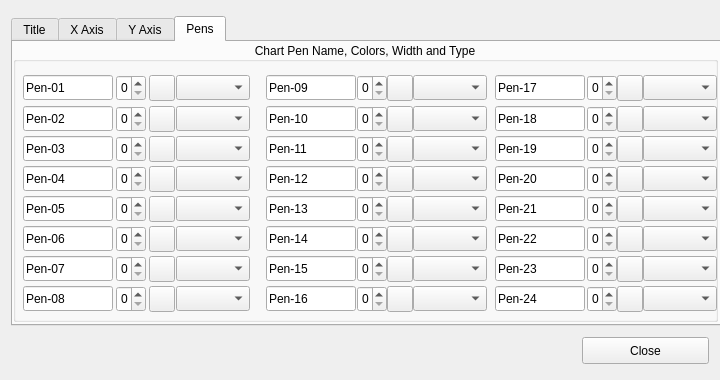
mikeinsantarosa/ChartTest, file ChartTest/chartproperties.ui: the form before one commit.
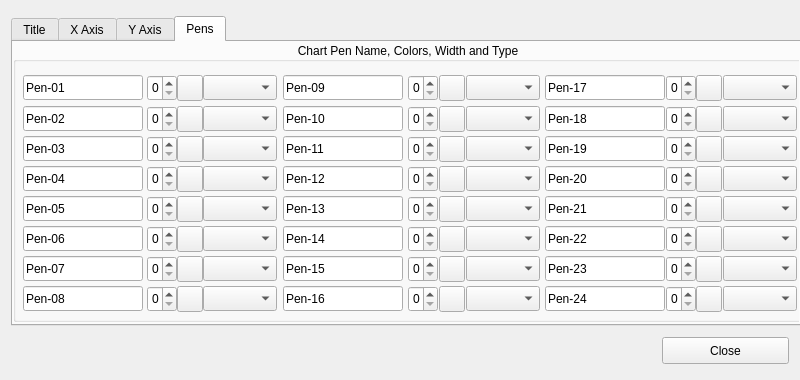
The form after the commit. The open tabs and pages were chosen to show the change. Icons and pictures are not drawn.

Commit message: resized chartproperty controls

```diff
--- a/ChartTest/chartproperties.ui
+++ b/ChartTest/chartproperties.ui
@@ -6,7 +6,7 @@
    <rect>
     <x>0</x>
     <y>0</y>
-    <width>720</width>
+    <width>800</width>
     <height>380</height>
    </rect>
   </property>
@@ -18,13 +18,13 @@
   </property>
   <property name="minimumSize">
    <size>
-    <width>720</width>
+    <width>800</width>
     <height>380</height>
    </size>
   </property>
   <property name="maximumSize">
    <size>
-    <width>720</width>
+    <width>800</width>
     <height>380</height>
    </size>
   </property>
@@ -38,18 +38,18 @@
   <property name="styleSheet">
    <string notr="true"/>
   </property>
-  <layout class="QGridLayout" name="gridLayout_3">
+  <layout class="QGridLayout" name="gridLayout_7">
    <item row="0" column="0" colspan="2">
     <widget class="QTabWidget" name="tabWidgetChartProp">
      <property name="minimumSize">
       <size>
-       <width>710</width>
+       <width>790</width>
        <height>310</height>
       </size>
      </property>
      <property name="maximumSize">
       <size>
-       <width>710</width>
+       <width>790</width>
        <height>310</height>
       </size>
      </property>
@@ -205,7 +205,7 @@
       <attribute name="title">
        <string>X Axis</string>
       </attribute>
-      <layout class="QGridLayout" name="gridLayout_7">
+      <layout class="QGridLayout" name="gridLayout_3">
        <item row="0" column="0">
         <widget class="QGroupBox" name="groupXAxisItems">
          <property name="sizePolicy">
@@ -2191,7 +2191,7 @@
         <rect>
          <x>0</x>
          <y>0</y>
-         <width>705</width>
+         <width>790</width>
          <height>280</height>
         </rect>
        </property>
@@ -2203,13 +2203,13 @@
        </property>
        <property name="minimumSize">
         <size>
-         <width>705</width>
+         <width>790</width>
          <height>280</height>
         </size>
        </property>
        <property name="maximumSize">
         <size>
-         <width>705</width>
+         <width>790</width>
          <height>280</height>
         </size>
        </property>
@@ -2224,7 +2224,7 @@
          <rect>
           <x>10</x>
           <y>33</y>
-          <width>90</width>
+          <width>120</width>
           <height>25</height>
          </rect>
         </property>
@@ -2236,13 +2236,13 @@
         </property>
         <property name="minimumSize">
          <size>
-          <width>90</width>
+          <width>120</width>
           <height>25</height>
          </size>
         </property>
         <property name="maximumSize">
          <size>
-          <width>90</width>
+          <width>120</width>
           <height>25</height>
          </size>
         </property>
@@ -2255,7 +2255,7 @@
          <rect>
           <x>10</x>
           <y>64</y>
-          <width>90</width>
+          <width>120</width>
           <height>25</height>
          </rect>
         </property>
@@ -2267,13 +2267,13 @@
         </property>
         <property name="minimumSize">
          <size>
-          <width>90</width>
+          <width>120</width>
           <height>25</height>
          </size>
         </property>
         <property name="maximumSize">
          <size>
-          <width>90</width>
+          <width>120</width>
           <height>25</height>
          </size>
         </property>
@@ -2286,7 +2286,7 @@
          <rect>
           <x>10</x>
           <y>94</y>
-          <width>90</width>
+          <width>120</width>
           <height>25</height>
          </rect>
         </property>
@@ -2298,13 +2298,13 @@
         </property>
         <property name="minimumSize">
          <size>
-          <width>90</width>
+          <width>120</width>
           <height>25</height>
          </size>
         </property>
         <property name="maximumSize">
          <size>
-          <width>90</width>
+          <width>120</width>
           <height>25</height>
          </size>
         </property>
@@ -2317,7 +2317,7 @@
          <rect>
           <x>10</x>
           <y>124</y>
-          <width>90</width>
+          <width>120</width>
           <height>25</height>
          </rect>
         </property>
@@ -2329,13 +2329,13 @@
         </property>
         <property name="minimumSize">
          <size>
-          <width>90</width>
+          <width>120</width>
           <height>25</height>
          </size>
         </property>
         <property name="maximumSize">
          <size>
-          <width>90</width>
+          <width>120</width>
           <height>25</height>
          </size>
         </property>
@@ -2348,7 +2348,7 @@
          <rect>
           <x>10</x>
           <y>154</y>
-          <width>90</width>
+          <width>120</width>
           <height>25</height>
          </rect>
         </property>
@@ -2360,13 +2360,13 @@
         </property>
         <property name="minimumSize">
          <size>
-          <width>90</width>
+          <width>120</width>
           <height>25</height>
          </size>
         </property>
         <property name="maximumSize">
          <size>
-          <width>90</width>
+          <width>120</width>
           <height>25</height>
          </size>
         </property>
@@ -2379,7 +2379,7 @@
          <rect>
           <x>10</x>
           <y>184</y>
-          <width>90</width>
+          <width>120</width>
           <height>25</height>
          </rect>
         </property>
@@ -2391,13 +2391,13 @@
         </property>
         <property name="minimumSize">
          <size>
-          <width>90</width>
+          <width>120</width>
           <height>25</height>
          </size>
         </property>
         <property name="maximumSize">
          <size>
-          <width>90</width>
+          <width>120</width>
           <height>25</height>
          </size>
         </property>
@@ -2410,7 +2410,7 @@
          <rect>
           <x>10</x>
           <y>214</y>
-          <width>90</width>
+          <width>120</width>
           <height>25</height>
          </rect>
         </property>
@@ -2422,13 +2422,13 @@
         </property>
         <property name="minimumSize">
          <size>
-          <width>90</width>
+          <width>120</width>
           <height>25</height>
          </size>
         </property>
         <property name="maximumSize">
          <size>
-          <width>90</width>
+          <width>120</width>
           <height>25</height>
          </size>
         </property>
@@ -2441,7 +2441,7 @@
          <rect>
           <x>10</x>
           <y>244</y>
-          <width>90</width>
+          <width>120</width>
           <height>25</height>
          </rect>
         </property>
@@ -2453,13 +2453,13 @@
         </property>
         <property name="minimumSize">
          <size>
-          <width>90</width>
+          <width>120</width>
           <height>25</height>
          </size>
         </property>
         <property name="maximumSize">
          <size>
-          <width>90</width>
+          <width>120</width>
           <height>25</height>
          </size>
         </property>
@@ -2470,7 +2470,7 @@
        <widget class="QSpinBox" name="spinBox14">
         <property name="geometry">
          <rect>
-          <x>344</x>
+          <x>395</x>
           <y>184</y>
           <width>30</width>
           <height>26</height>
@@ -2498,7 +2498,7 @@
        <widget class="QPushButton" name="pBttonPen11">
         <property name="geometry">
          <rect>
-          <x>374</x>
+          <x>426</x>
           <y>94</y>
           <width>26</width>
           <height>26</height>
@@ -2539,9 +2539,9 @@
        <widget class="QLineEdit" name="linePen09">
         <property name="geometry">
          <rect>
-          <x>253</x>
+          <x>270</x>
           <y>33</y>
-          <width>90</width>
+          <width>120</width>
           <height>25</height>
          </rect>
         </property>
@@ -2553,13 +2553,13 @@
         </property>
         <property name="minimumSize">
          <size>
-          <width>90</width>
+          <width>120</width>
           <height>25</height>
          </size>
         </property>
         <property name="maximumSize">
          <size>
-          <width>90</width>
+          <width>120</width>
           <height>25</height>
          </size>
         </property>
@@ -2570,9 +2570,9 @@
        <widget class="QLineEdit" name="linePen12">
         <property name="geometry">
          <rect>
-          <x>253</x>
+          <x>270</x>
           <y>124</y>
-          <width>90</width>
+          <width>120</width>
           <height>25</height>
          </rect>
         </property>
@@ -2584,13 +2584,13 @@
         </property>
         <property name="minimumSize">
          <size>
-          <width>90</width>
+          <width>120</width>
           <height>25</height>
          </size>
         </property>
         <property name="maximumSize">
          <size>
-          <width>90</width>
+          <width>120</width>
           <height>25</height>
          </size>
         </property>
@@ -2601,7 +2601,7 @@
        <widget class="QPushButton" name="pBttonPen09">
         <property name="geometry">
          <rect>
-          <x>374</x>
+          <x>426</x>
           <y>33</y>
           <width>26</width>
           <height>26</height>
@@ -2642,7 +2642,7 @@
        <widget class="QSpinBox" name="spinBox12">
         <property name="geometry">
          <rect>
-          <x>344</x>
+          <x>395</x>
           <y>124</y>
           <width>30</width>
           <height>26</height>
@@ -2670,7 +2670,7 @@
        <widget class="QPushButton" name="pBttonPen12">
         <property name="geometry">
          <rect>
-          <x>374</x>
+          <x>426</x>
           <y>124</y>
           <width>26</width>
           <height>26</height>
@@ -2711,7 +2711,7 @@
        <widget class="QPushButton" name="pBttonPen10">
         <property name="geometry">
          <rect>
-          <x>374</x>
+          <x>426</x>
           <y>64</y>
           <width>26</width>
           <height>26</height>
@@ -2752,7 +2752,7 @@
        <widget class="QPushButton" name="pBttonPen13">
         <property name="geometry">
          <rect>
-          <x>374</x>
+          <x>426</x>
           <y>154</y>
           <width>26</width>
           <height>26</height>
@@ -2793,9 +2793,9 @@
        <widget class="QLineEdit" name="linePen13">
         <property name="geometry">
          <rect>
-          <x>253</x>
+          <x>270</x>
           <y>154</y>
-          <width>90</width>
+          <width>120</width>
           <height>25</height>
          </rect>
         </property>
@@ -2807,13 +2807,13 @@
         </property>
         <property name="minimumSize">
          <size>
-          <width>90</width>
+          <width>120</width>
           <height>25</height>
          </size>
         </property>
         <property name="maximumSize">
          <size>
-          <width>90</width>
+          <width>120</width>
           <height>25</height>
          </size>
         </property>
@@ -2824,9 +2824,9 @@
        <widget class="QLineEdit" name="linePen11">
         <property name="geometry">
          <rect>
-          <x>253</x>
+          <x>270</x>
           <y>94</y>
-          <width>90</width>
+          <width>120</width>
           <height>25</height>
          </rect>
         </property>
@@ -2838,13 +2838,13 @@
         </property>
         <property name="minimumSize">
          <size>
-          <width>90</width>
+          <width>120</width>
           <height>25</height>
          </size>
         </property>
         <property name="maximumSize">
          <size>
-          <width>90</width>
+          <width>120</width>
           <height>25</height>
          </size>
         </property>
@@ -2855,7 +2855,7 @@
        <widget class="QSpinBox" name="spinBox09">
         <property name="geometry">
          <rect>
-          <x>344</x>
+          <x>395</x>
           <y>33</y>
           <width>30</width>
           <height>26</height>
@@ -2883,7 +2883,7 @@
        <widget class="QPushButton" name="pBttonPen14">
         <property name="geometry">
          <rect>
-          <x>374</x>
+          <x>426</x>
           <y>184</y>
           <width>26</width>
           <height>26</height>
@@ -2924,7 +2924,7 @@
        <widget class="QSpinBox" name="spinBox13">
         <property name="geometry">
          <rect>
-          <x>344</x>
+          <x>395</x>
           <y>154</y>
           <width>30</width>
           <height>26</height>
@@ -2952,9 +2952,9 @@
        <widget class="QLineEdit" name="linePen15">
         <property name="geometry">
          <rect>
-          <x>253</x>
+          <x>270</x>
           <y>214</y>
-          <width>90</width>
+          <width>120</width>
           <height>25</height>
          </rect>
         </property>
@@ -2966,13 +2966,13 @@
         </property>
         <property name="minimumSize">
          <size>
-          <width>90</width>
+          <width>120</width>
           <height>25</height>
          </size>
         </property>
         <property name="maximumSize">
          <size>
-          <width>90</width>
+          <width>120</width>
           <height>25</height>
          </size>
         </property>
@@ -2983,7 +2983,7 @@
        <widget class="QSpinBox" name="spinBox15">
         <property name="geometry">
          <rect>
-          <x>344</x>
+          <x>395</x>
           <y>214</y>
           <width>30</width>
           <height>26</height>
@@ -3011,9 +3011,9 @@
        <widget class="QLineEdit" name="linePen16">
         <property name="geometry">
          <rect>
-          <x>253</x>
+          <x>270</x>
           <y>244</y>
-          <width>90</width>
+          <width>120</width>
           <height>25</height>
          </rect>
         </property>
@@ -3025,13 +3025,13 @@
         </property>
         <property name="minimumSize">
          <size>
-          <width>90</width>
+          <width>120</width>
           <height>25</height>
          </size>
         </property>
         <property name="maximumSize">
          <size>
-          <width>90</width>
+          <width>120</width>
           <height>25</height>
          </size>
         </property>
@@ -3042,7 +3042,7 @@
        <widget class="QPushButton" name="pBttonPen15">
         <property name="geometry">
          <rect>
-          <x>374</x>
+          <x>426</x>
           <y>214</y>
           <width>26</width>
           <height>26</height>
@@ -3083,7 +3083,7 @@
        <widget class="QPushButton" name="pBttonPen16">
         <property name="geometry">
          <rect>
-          <x>374</x>
+          <x>426</x>
           <y>244</y>
           <width>26</width>
           <height>26</height>
@@ -3124,7 +3124,7 @@
        <widget class="QSpinBox" name="spinBox10">
         <property name="geometry">
          <rect>
-          <x>344</x>
+          <x>395</x>
           <y>64</y>
           <width>30</width>
           <height>26</height>
@@ -3152,9 +3152,9 @@
        <widget class="QLineEdit" name="linePen14">
         <property name="geometry">
          <rect>
-          <x>253</x>
+          <x>270</x>
           <y>184</y>
-          <width>90</width>
+          <width>120</width>
           <height>25</height>
          </rect>
         </property>
@@ -3166,13 +3166,13 @@
         </property>
         <property name="minimumSize">
          <size>
-          <width>90</width>
+          <width>120</width>
           <height>25</height>
          </size>
         </property>
         <property name="maximumSize">
          <size>
-          <width>90</width>
+          <width>120</width>
           <height>25</height>
          </size>
         </property>
@@ -3183,9 +3183,9 @@
        <widget class="QLineEdit" name="linePen10">
         <property name="geometry">
          <rect>
-          <x>253</x>
+          <x>270</x>
           <y>64</y>
-          <width>90</width>
+          <width>120</width>
           <height>25</height>
          </rect>
         </property>
@@ -3197,13 +3197,13 @@
         </property>
         <property name="minimumSize">
          <size>
-          <width>90</width>
+          <width>120</width>
           <height>25</height>
          </size>
         </property>
         <property name="maximumSize">
          <size>
-          <width>90</width>
+          <width>120</width>
           <height>25</height>
          </size>
         </property>
@@ -3214,7 +3214,7 @@
        <widget class="QSpinBox" name="spinBox11">
         <property name="geometry">
          <rect>
-          <x>344</x>
+          <x>395</x>
           <y>94</y>
           <width>30</width>
           <height>26</height>
@@ -3242,7 +3242,7 @@
        <widget class="QSpinBox" name="spinBox16">
         <property name="geometry">
          <rect>
-          <x>344</x>
+          <x>395</x>
           <y>244</y>
           <width>30</width>
           <height>26</height>
@@ -3270,7 +3270,7 @@
        <widget class="QPushButton" name="pBttonPen21">
         <property name="geometry">
          <rect>
-          <x>604</x>
+          <x>683</x>
           <y>154</y>
           <width>26</width>
           <height>26</height>
@@ -3311,7 +3311,7 @@
        <widget class="QPushButton" name="pBttonPen23">
         <property name="geometry">
          <rect>
-          <x>604</x>
+          <x>683</x>
           <y>214</y>
           <width>26</width>
           <height>26</height>
@@ -3352,9 +3352,9 @@
        <widget class="QLineEdit" name="linePen17">
         <property name="geometry">
          <rect>
-          <x>482</x>
+          <x>532</x>
           <y>33</y>
-          <width>90</width>
+          <width>120</width>
           <height>25</height>
          </rect>
         </property>
@@ -3366,13 +3366,13 @@
         </property>
         <property name="minimumSize">
          <size>
-          <width>90</width>
+          <width>120</width>
           <height>25</height>
          </size>
         </property>
         <property name="maximumSize">
          <size>
-          <width>90</width>
+          <width>120</width>
           <height>25</height>
          </size>
         </property>
@@ -3383,7 +3383,7 @@
        <widget class="QSpinBox" name="spinBox24">
         <property name="geometry">
          <rect>
-          <x>574</x>
+          <x>653</x>
           <y>244</y>
           <width>30</width>
           <height>26</height>
@@ -3411,9 +3411,9 @@
        <widget class="QLineEdit" name="linePen20">
         <property name="geometry">
          <rect>
-          <x>482</x>
+          <x>532</x>
           <y>124</y>
-          <width>90</width>
+          <width>120</width>
           <height>25</height>
          </rect>
         </property>
@@ -3425,13 +3425,13 @@
         </property>
         <property name="minimumSize">
          <size>
-          <width>90</width>
+          <width>120</width>
           <height>25</height>
          </size>
         </property>
         <property name="maximumSize">
          <size>
-          <width>90</width>
+          <width>120</width>
           <height>25</height>
          </size>
         </property>
@@ -3442,7 +3442,7 @@
        <widget class="QSpinBox" name="spinBox23">
         <property name="geometry">
          <rect>
-          <x>574</x>
+          <x>653</x>
           <y>214</y>
           <width>30</width>
           <height>26</height>
@@ -3470,9 +3470,9 @@
        <widget class="QLineEdit" name="linePen22">
         <property name="geometry">
          <rect>
-          <x>482</x>
+          <x>532</x>
           <y>184</y>
-          <width>90</width>
+          <width>120</width>
           <height>25</height>
          </rect>
         </property>
@@ -3484,13 +3484,13 @@
         </property>
         <property name="minimumSize">
          <size>
-          <width>90</width>
+          <width>120</width>
           <height>25</height>
          </size>
         </property>
         <property name="maximumSize">
          <size>
-          <width>90</width>
+          <width>120</width>
           <height>25</height>
          </size>
         </property>
@@ -3501,7 +3501,7 @@
        <widget class="QPushButton" name="pBttonPen19">
         <property name="geometry">
          <rect>
-          <x>604</x>
+          <x>683</x>
           <y>94</y>
           <width>26</width>
           <height>26</height>
@@ -3542,9 +3542,9 @@
        <widget class="QLineEdit" name="linePen21">
         <property name="geometry">
          <rect>
-          <x>482</x>
+          <x>532</x>
           <y>154</y>
-          <width>90</width>
+          <width>120</width>
           <height>25</height>
          </rect>
         </property>
@@ -3556,13 +3556,13 @@
         </property>
         <property name="minimumSize">
          <size>
-          <width>90</width>
+          <width>120</width>
           <height>25</height>
          </size>
         </property>
         <property name="maximumSize">
          <size>
-          <width>90</width>
+          <width>120</width>
           <height>25</height>
          </size>
         </property>
@@ -3573,9 +3573,9 @@
        <widget class="QLineEdit" name="linePen18">
         <property name="geometry">
          <rect>
-          <x>482</x>
+          <x>532</x>
           <y>64</y>
-          <width>90</width>
+          <width>120</width>
           <height>25</height>
          </rect>
         </property>
@@ -3587,13 +3587,13 @@
         </property>
         <property name="minimumSize">
          <size>
-          <width>90</width>
+          <width>120</width>
           <height>25</height>
          </size>
         </property>
         <property name="maximumSize">
          <size>
-          <width>90</width>
+          <width>120</width>
           <height>25</height>
          </size>
         </property>
@@ -3604,7 +3604,7 @@
        <widget class="QSpinBox" name="spinBox19">
         <property name="geometry">
          <rect>
-          <x>574</x>
+          <x>653</x>
           <y>94</y>
           <width>30</width>
           <height>26</height>
@@ -3632,7 +3632,7 @@
        <widget class="QSpinBox" name="spinBox22">
         <property name="geometry">
          <rect>
-          <x>574</x>
+          <x>653</x>
           <y>184</y>
           <width>30</width>
           <height>26</height>
@@ -3660,7 +3660,7 @@
        <widget class="QPushButton" name="pBttonPen18">
         <property name="geometry">
          <rect>
-          <x>604</x>
+          <x>683</x>
           <y>64</y>
           <width>26</width>
           <height>26</height>
@@ -3701,7 +3701,7 @@
        <widget class="QSpinBox" name="spinBox21">
         <property name="geometry">
          <rect>
-          <x>574</x>
+          <x>653</x>
           <y>154</y>
           <width>30</width>
           <height>26</height>
@@ -3729,7 +3729,7 @@
        <widget class="QPushButton" name="pBttonPen20">
         <property name="geometry">
          <rect>
-          <x>604</x>
+          <x>683</x>
           <y>124</y>
           <width>26</width>
           <height>26</height>
@@ -3770,9 +3770,9 @@
        <widget class="QLineEdit" name="linePen23">
         <property name="geometry">
          <rect>
-          <x>482</x>
+          <x>532</x>
           <y>214</y>
-          <width>90</width>
+          <width>120</width>
           <height>25</height>
          </rect>
         </property>
@@ -3784,13 +3784,13 @@
         </property>
         <property name="minimumSize">
          <size>
-          <width>90</width>
+          <width>120</width>
           <height>25</height>
          </size>
         </property>
         <property name="maximumSize">
          <size>
-          <width>90</width>
+          <width>120</width>
           <height>25</height>
          </size>
         </property>
@@ -3801,7 +3801,7 @@
        <widget class="QPushButton" name="pBttonPen22">
         <property name="geometry">
          <rect>
-          <x>604</x>
+          <x>683</x>
           <y>184</y>
           <width>26</width>
           <height>26</height>
@@ -3842,7 +3842,7 @@
        <widget class="QPushButton" name="pBttonPen17">
         <property name="geometry">
          <rect>
-          <x>604</x>
+          <x>683</x>
           <y>33</y>
           <width>26</width>
           <height>26</height>
@@ -3883,7 +3883,7 @@
        <widget class="QSpinBox" name="spinBox17">
         <property name="geometry">
          <rect>
-          <x>574</x>
+          <x>653</x>
           <y>33</y>
           <width>30</width>
           <height>26</height>
@@ -3911,7 +3911,7 @@
        <widget class="QPushButton" name="pBttonPen24">
         <property name="geometry">
          <rect>
-          <x>604</x>
+          <x>683</x>
           <y>244</y>
           <width>26</width>
           <height>26</height>
@@ -3952,9 +3952,9 @@
        <widget class="QLineEdit" name="linePen19">
         <property name="geometry">
          <rect>
-          <x>482</x>
+          <x>532</x>
           <y>94</y>
-          <width>90</width>
+          <width>120</width>
           <height>25</height>
          </rect>
         </property>
@@ -3966,13 +3966,13 @@
         </property>
         <property name="minimumSize">
          <size>
-          <width>90</width>
+          <width>120</width>
           <height>25</height>
          </size>
         </property>
         <property name="maximumSize">
          <size>
-          <width>90</width>
+          <width>120</width>
           <height>25</height>
          </size>
         </property>
@@ -3983,9 +3983,9 @@
        <widget class="QLineEdit" name="linePen24">
         <property name="geometry">
          <rect>
-          <x>482</x>
+          <x>532</x>
           <y>244</y>
-          <width>90</width>
+          <width>120</width>
           <height>25</height>
          </rect>
         </property>
@@ -3997,13 +3997,13 @@
         </property>
         <property name="minimumSize">
          <size>
-          <width>90</width>
+          <width>120</width>
           <height>25</height>
          </size>
         </property>
         <property name="maximumSize">
          <size>
-          <width>90</width>
+          <width>120</width>
           <height>25</height>
          </size>
         </property>
@@ -4014,7 +4014,7 @@
        <widget class="QSpinBox" name="spinBox18">
         <property name="geometry">
          <rect>
-          <x>574</x>
+          <x>653</x>
           <y>64</y>
           <width>30</width>
           <height>26</height>
@@ -4042,7 +4042,7 @@
        <widget class="QSpinBox" name="spinBox20">
         <property name="geometry">
          <rect>
-          <x>574</x>
+          <x>653</x>
           <y>124</y>
           <width>30</width>
           <height>26</height>
@@ -4070,7 +4070,7 @@
        <widget class="QSpinBox" name="spinBox01">
         <property name="geometry">
          <rect>
-          <x>103</x>
+          <x>134</x>
           <y>33</y>
           <width>30</width>
           <height>26</height>
@@ -4098,7 +4098,7 @@
        <widget class="QPushButton" name="pBttonPen01">
         <property name="geometry">
          <rect>
-          <x>136</x>
+          <x>164</x>
           <y>33</y>
           <width>26</width>
           <height>26</height>
@@ -4139,7 +4139,7 @@
        <widget class="QSpinBox" name="spinBox02">
         <property name="geometry">
          <rect>
-          <x>103</x>
+          <x>134</x>
           <y>64</y>
           <width>30</width>
           <height>26</height>
@@ -4167,7 +4167,7 @@
        <widget class="QPushButton" name="pBttonPen02">
         <property name="geometry">
          <rect>
-          <x>136</x>
+          <x>164</x>
           <y>64</y>
           <width>26</width>
           <height>26</height>
@@ -4208,7 +4208,7 @@
        <widget class="QSpinBox" name="spinBox03">
         <property name="geometry">
          <rect>
-          <x>103</x>
+          <x>134</x>
           <y>94</y>
           <width>30</width>
           <height>26</height>
@@ -4236,7 +4236,7 @@
        <widget class="QPushButton" name="pBttonPen03">
         <property name="geometry">
          <rect>
-          <x>136</x>
+          <x>164</x>
           <y>94</y>
           <width>26</width>
           <height>26</height>
@@ -4277,7 +4277,7 @@
        <widget class="QSpinBox" name="spinBox04">
         <property name="geometry">
          <rect>
-          <x>103</x>
+          <x>134</x>
           <y>124</y>
           <width>30</width>
           <height>26</height>
@@ -4305,7 +4305,7 @@
        <widget class="QPushButton" name="pBttonPen04">
         <property name="geometry">
          <rect>
-          <x>136</x>
+          <x>164</x>
           <y>124</y>
           <width>26</width>
           <height>26</height>
@@ -4346,7 +4346,7 @@
        <widget class="QSpinBox" name="spinBox05">
         <property name="geometry">
          <rect>
-          <x>103</x>
+          <x>134</x>
           <y>154</y>
           <width>30</width>
           <height>26</height>
@@ -4374,7 +4374,7 @@
        <widget class="QPushButton" name="pBttonPen05">
         <property name="geometry">
          <rect>
-          <x>136</x>
+          <x>164</x>
           <y>154</y>
           <width>26</width>
           <height>26</height>
@@ -4415,7 +4415,7 @@
        <widget class="QSpinBox" name="spinBox06">
         <property name="geometry">
          <rect>
-          <x>103</x>
+          <x>134</x>
           <y>184</y>
           <width>30</width>
           <height>26</height>
@@ -4443,7 +4443,7 @@
        <widget class="QPushButton" name="pBttonPen06">
         <property name="geometry">
          <rect>
-          <x>136</x>
+          <x>164</x>
           <y>184</y>
           <width>26</width>
           <height>26</height>
@@ -4484,7 +4484,7 @@
        <widget class="QSpinBox" name="spinBox07">
         <property name="geometry">
          <rect>
-          <x>103</x>
+          <x>134</x>
           <y>214</y>
           <width>30</width>
           <height>26</height>
@@ -4512,7 +4512,7 @@
        <widget class="QPushButton" name="pBttonPen07">
         <property name="geometry">
          <rect>
-          <x>136</x>
+          <x>164</x>
           <y>214</y>
           <width>26</width>
           <height>26</height>
@@ -4553,7 +4553,7 @@
        <widget class="QSpinBox" name="spinBox08">
         <property name="geometry">
          <rect>
-          <x>103</x>
+          <x>134</x>
           <y>244</y>
           <width>30</width>
           <height>26</height>
@@ -4581,7 +4581,7 @@
        <widget class="QPushButton" name="pBttonPen08">
         <property name="geometry">
          <rect>
-          <x>136</x>
+          <x>164</x>
           <y>244</y>
           <width>26</width>
           <height>26</height>
@@ -4622,7 +4622,7 @@
        <widget class="QComboBox" name="comboPen01">
         <property name="geometry">
          <rect>
-          <x>163</x>
+          <x>190</x>
           <y>33</y>
           <width>74</width>
           <height>25</height>
@@ -4644,7 +4644,7 @@
        <widget class="QComboBox" name="comboPen09">
         <property name="geometry">
          <rect>
-          <x>400</x>
+          <x>453</x>
           <y>33</y>
           <width>74</width>
           <height>25</height>
@@ -4666,7 +4666,7 @@
        <widget class="QComboBox" name="comboPen17">
         <property name="geometry">
          <rect>
-          <x>630</x>
+          <x>710</x>
           <y>33</y>
           <width>74</width>
           <height>25</height>
@@ -4688,7 +4688,7 @@
        <widget class="QComboBox" name="comboPen02">
         <property name="geometry">
          <rect>
-          <x>163</x>
+          <x>190</x>
           <y>64</y>
           <width>74</width>
           <height>25</height>
@@ -4710,7 +4710,7 @@
        <widget class="QComboBox" name="comboPen03">
         <property name="geometry">
          <rect>
-          <x>163</x>
+          <x>190</x>
           <y>94</y>
           <width>74</width>
           <height>25</height>
@@ -4732,7 +4732,7 @@
        <widget class="QComboBox" name="comboPen04">
         <property name="geometry">
          <rect>
-          <x>163</x>
+          <x>190</x>
           <y>124</y>
           <width>74</width>
           <height>25</height>
@@ -4754,7 +4754,7 @@
        <widget class="QComboBox" name="comboPen05">
         <property name="geometry">
          <rect>
-          <x>163</x>
+          <x>190</x>
           <y>154</y>
           <width>74</width>
           <height>25</height>
@@ -4776,7 +4776,7 @@
        <widget class="QComboBox" name="comboPen06">
         <property name="geometry">
          <rect>
-          <x>163</x>
+          <x>190</x>
           <y>184</y>
           <width>74</width>
           <height>25</height>
@@ -4798,7 +4798,7 @@
        <widget class="QComboBox" name="comboPen07">
         <property name="geometry">
          <rect>
-          <x>163</x>
+          <x>190</x>
           <y>214</y>
           <width>74</width>
           <height>25</height>
@@ -4820,7 +4820,7 @@
        <widget class="QComboBox" name="comboPen08">
         <property name="geometry">
          <rect>
-          <x>163</x>
+          <x>190</x>
           <y>244</y>
           <width>74</width>
           <height>25</height>
@@ -4842,7 +4842,7 @@
        <widget class="QComboBox" name="comboPen12">
         <property name="geometry">
          <rect>
-          <x>400</x>
+          <x>453</x>
           <y>124</y>
           <width>74</width>
           <height>25</height>
@@ -4864,7 +4864,7 @@
        <widget class="QComboBox" name="comboPen10">
         <property name="geometry">
          <rect>
-          <x>400</x>
+          <x>453</x>
           <y>64</y>
           <width>74</width>
           <height>25</height>
@@ -4886,7 +4886,7 @@
        <widget class="QComboBox" name="comboPen11">
         <property name="geometry">
          <rect>
-          <x>400</x>
+          <x>453</x>
           <y>94</y>
           <width>74</width>
           <height>25</height>
@@ -4908,7 +4908,7 @@
        <widget class="QComboBox" name="comboPen13">
         <property name="geometry">
          <rect>
-          <x>400</x>
+          <x>453</x>
           <y>154</y>
           <width>74</width>
           <height>25</height>
@@ -4930,7 +4930,7 @@
        <widget class="QComboBox" name="comboPen14">
         <property name="geometry">
          <rect>
-          <x>400</x>
+          <x>453</x>
           <y>184</y>
           <width>74</width>
           <height>25</height>
@@ -4952,7 +4952,7 @@
        <widget class="QComboBox" name="comboPen15">
         <property name="geometry">
          <rect>
-          <x>400</x>
+          <x>453</x>
           <y>214</y>
           <width>74</width>
           <height>25</height>
@@ -4974,7 +4974,7 @@
        <widget class="QComboBox" name="comboPen16">
         <property name="geometry">
          <rect>
-          <x>400</x>
+          <x>453</x>
           <y>244</y>
           <width>74</width>
           <height>25</height>
@@ -4996,7 +4996,7 @@
        <widget class="QComboBox" name="comboPen20">
         <property name="geometry">
          <rect>
-          <x>630</x>
+          <x>710</x>
           <y>124</y>
           <width>74</width>
           <height>25</height>
@@ -5018,7 +5018,7 @@
        <widget class="QComboBox" name="comboPen22">
         <property name="geometry">
          <rect>
-          <x>630</x>
+          <x>710</x>
           <y>184</y>
           <width>74</width>
           <height>25</height>
@@ -5040,7 +5040,7 @@
        <widget class="QComboBox" name="comboPen24">
         <property name="geometry">
          <rect>
-          <x>630</x>
+          <x>710</x>
           <y>244</y>
           <width>74</width>
           <height>25</height>
@@ -5062,7 +5062,7 @@
        <widget class="QComboBox" name="comboPen18">
         <property name="geometry">
          <rect>
-          <x>630</x>
+          <x>710</x>
           <y>64</y>
           <width>74</width>
           <height>25</height>
@@ -5084,7 +5084,7 @@
        <widget class="QComboBox" name="comboPen23">
         <property name="geometry">
          <rect>
-          <x>630</x>
+          <x>710</x>
           <y>214</y>
           <width>74</width>
           <height>25</height>
@@ -5106,7 +5106,7 @@
        <widget class="QComboBox" name="comboPen19">
         <property name="geometry">
          <rect>
-          <x>630</x>
+          <x>710</x>
           <y>94</y>
           <width>74</width>
           <height>25</height>
@@ -5128,7 +5128,7 @@
        <widget class="QComboBox" name="comboPen21">
         <property name="geometry">
          <rect>
-          <x>630</x>
+          <x>710</x>
           <y>154</y>
           <width>74</width>
           <height>25</height>
```
Left out of the diff: 12 changed lines with no effect on the pictures. The commit also changes 1 other file.
